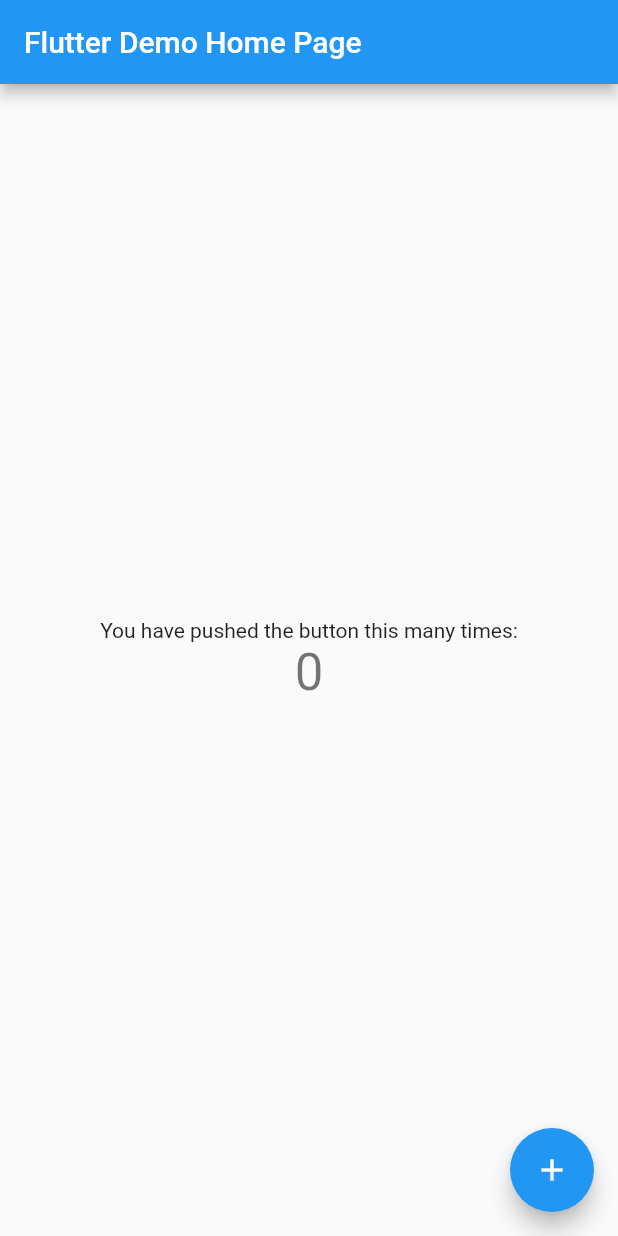
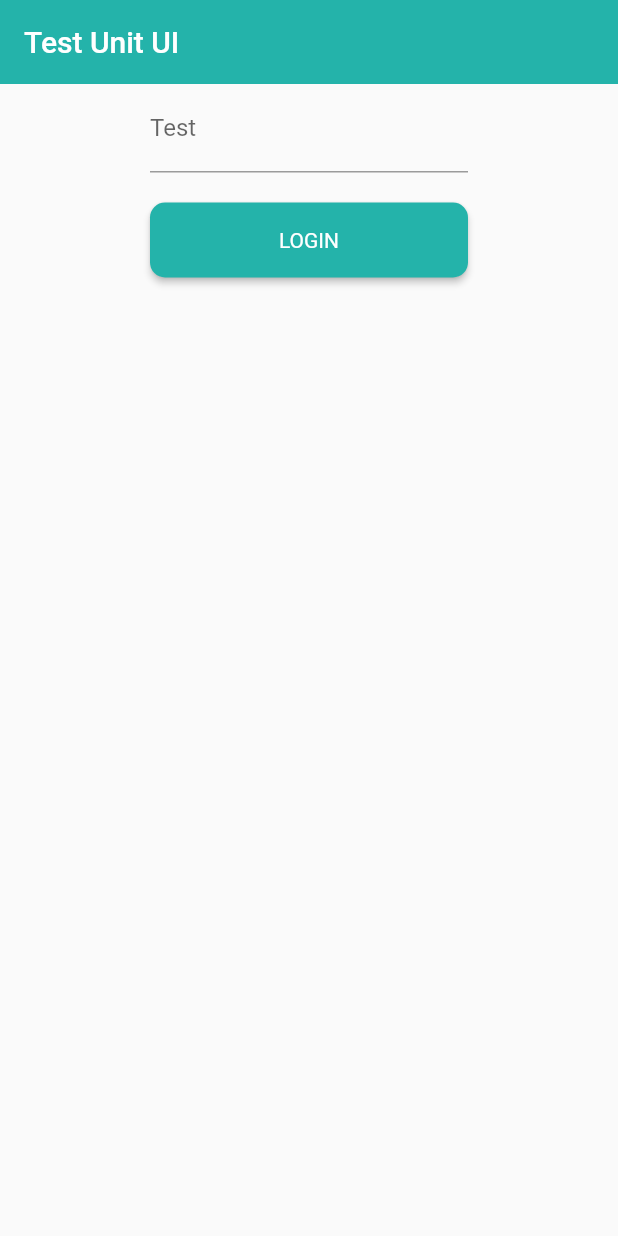
Before and after one commit to yogichandras/myfti-mobile, a Flutter app: the screen it shows after launch, on a phone screen of 412 x 824 dp. Run offline on Flutter 3.47's test engine with Material 2 defaults, Android fonts, the phone set to English and light mode, and no system bars.

Commit message:
chore: setup codebase & UI

```diff
--- a/lib/main.dart
+++ b/lib/main.dart
@@ -1,4 +1,7 @@
 import 'package:flutter/material.dart';
+import 'package:myfti/ui/custom_button_widget.dart';
+import 'package:myfti/ui/custom_input_field_widget.dart';
+import 'package:myfti/utils/colors.dart';
 
 void main() {
   runApp(const MyApp());
@@ -7,109 +10,74 @@
 class MyApp extends StatelessWidget {
   const MyApp({super.key});
 
-  // This widget is the root of your application.
   @override
   Widget build(BuildContext context) {
     return MaterialApp(
       title: 'Flutter Demo',
       theme: ThemeData(
-        // This is the theme of your application.
-        //
-        // Try running your application with "flutter run". You'll see the
-        // application has a blue toolbar. Then, without quitting the app, try
-        // changing the primarySwatch below to Colors.green and then invoke
-        // "hot reload" (press "r" in the console where you ran "flutter run",
-        // or simply save your changes to "hot reload" in a Flutter IDE).
-        // Notice that the counter didn't reset back to zero; the application
-        // is not restarted.
         primarySwatch: Colors.blue,
       ),
-      home: const MyHomePage(title: 'Flutter Demo Home Page'),
+      home: const Scaffold(body: TestUnitUI()),
     );
   }
 }
 
-class MyHomePage extends StatefulWidget {
-  const MyHomePage({super.key, required this.title});
-
-  // This widget is the home page of your application. It is stateful, meaning
-  // that it has a State object (defined below) that contains fields that affect
-  // how it looks.
-
-  // This class is the configuration for the state. It holds the values (in this
-  // case the title) provided by the parent (in this case the App widget) and
-  // used by the build method of the State. Fields in a Widget subclass are
-  // always marked "final".
-
-  final String title;
+class TestUnitUI extends StatefulWidget {
+  const TestUnitUI({super.key});
 
   @override
-  State<MyHomePage> createState() => _MyHomePageState();
+  State<TestUnitUI> createState() => _TestUnitUIState();
 }
 
-class _MyHomePageState extends State<MyHomePage> {
-  int _counter = 0;
-
-  void _incrementCounter() {
-    setState(() {
-      // This call to setState tells the Flutter framework that something has
-      // changed in this State, which causes it to rerun the build method below
-      // so that the display can reflect the updated values. If we changed
-      // _counter without calling setState(), then the build method would not be
-      // called again, and so nothing would appear to happen.
-      _counter++;
-    });
-  }
+class _TestUnitUIState extends State<TestUnitUI> {
+  final _formKey = GlobalKey<FormState>();
+  final TextEditingController _controller = TextEditingController();
 
   @override
   Widget build(BuildContext context) {
-    // This method is rerun every time setState is called, for instance as done
-    // by the _incrementCounter method above.
-    //
-    // The Flutter framework has been optimized to make rerunning build methods
-    // fast, so that you can just rebuild anything that needs updating rather
-    // than having to individually change instances of widgets.
     return Scaffold(
       appBar: AppBar(
-        // Here we take the value from the MyHomePage object that was created by
-        // the App.build method, and use it to set our appbar title.
-        title: Text(widget.title),
+        elevation: 0.0,
+        title: const Text(
+          'Test Unit UI',
+          style: TextStyle(
+            color: Colors.white,
+          ),
+        ),
+        backgroundColor: primaryColor,
       ),
       body: Center(
-        // Center is a layout widget. It takes a single child and positions it
-        // in the middle of the parent.
-        child: Column(
-          // Column is also a layout widget. It takes a list of children and
-          // arranges them vertically. By default, it sizes itself to fit its
-          // children horizontally, and tries to be as tall as its parent.
-          //
-          // Invoke "debug painting" (press "p" in the console, choose the
-          // "Toggle Debug Paint" action from the Flutter Inspector in Android
-          // Studio, or the "Toggle Debug Paint" command in Visual Studio Code)
-          // to see the wireframe for each widget.
-          //
-          // Column has various properties to control how it sizes itself and
-          // how it positions its children. Here we use mainAxisAlignment to
-          // center the children vertically; the main axis here is the vertical
-          // axis because Columns are vertical (the cross axis would be
-          // horizontal).
-          mainAxisAlignment: MainAxisAlignment.center,
-          children: <Widget>[
-            const Text(
-              'You have pushed the button this many times:',
+        child: Padding(
+          padding: const EdgeInsets.symmetric(horizontal: 100.0),
+          child: Form(
+            key: _formKey,
+            autovalidateMode: AutovalidateMode.onUserInteraction,
+            child: Column(
+              children: [
+                CustomTextFormFieldWidget(
+                    controller: _controller,
+                    labelText: "Test",
+                    validator: (value) {
+                      if (value == null || value.isEmpty) {
+                        return 'Please enter some text';
+                      }
+                      return null;
+                    }),
+                const SizedBox(height: 20.0),
+                CustomButtonWidget(
+                    text: "Login".toUpperCase(),
+                    onPressed: () {
+                      if (_formKey.currentState!.validate()) {
+                        ScaffoldMessenger.of(context).showSnackBar(
+                          const SnackBar(content: Text('Processing Data')),
+                        );
+                      }
+                    })
+              ],
             ),
-            Text(
-              '$_counter',
-              style: Theme.of(context).textTheme.headline4,
-            ),
-          ],
+          ),
         ),
       ),
-      floatingActionButton: FloatingActionButton(
-        onPressed: _incrementCounter,
-        tooltip: 'Increment',
-        child: const Icon(Icons.add),
-      ), // This trailing comma makes auto-formatting nicer for build methods.
     );
   }
 }
--- /dev/null
+++ b/lib/ui/custom_button_widget.dart
@@ -0,0 +1,29 @@
+import 'package:flutter/material.dart';
+import 'package:myfti/utils/colors.dart';
+
+class CustomButtonWidget extends StatelessWidget {
+  final String text;
+  final VoidCallback onPressed;
+
+  const CustomButtonWidget({
+    Key? key,
+    required this.text,
+    required this.onPressed,
+  }) : super(key: key);
+
+  @override
+  Widget build(BuildContext context) {
+    return ElevatedButton(
+      onPressed: onPressed,
+      style: ElevatedButton.styleFrom(
+          shape: RoundedRectangleBorder(
+            borderRadius: BorderRadius.circular(10.0),
+          ),
+          backgroundColor: primaryColor,
+          minimumSize: const Size.fromHeight(50.0)),
+      child: Text(text,
+          style: const TextStyle(
+              color: Colors.white, fontWeight: FontWeight.normal)),
+    );
+  }
+}
--- /dev/null
+++ b/lib/ui/custom_input_field_widget.dart
@@ -0,0 +1,51 @@
+import 'package:flutter/material.dart';
+
+class CustomTextFormFieldWidget extends StatelessWidget {
+  final String labelText;
+  final TextEditingController? controller;
+  final String? Function(String?)? validator;
+  final bool? obscureText;
+  final AutovalidateMode? autovalidateMode;
+
+  const CustomTextFormFieldWidget(
+      {super.key,
+      required this.labelText,
+      this.controller,
+      this.validator,
+      this.obscureText,
+      this.autovalidateMode});
+
+  @override
+  Widget build(BuildContext context) {
+    return TextFormField(
+        key: key,
+        autovalidateMode: autovalidateMode,
+        controller: controller,
+        obscureText: obscureText ?? false,
+        validator: validator,
+        decoration: InputDecoration(
+            focusColor: Colors.black,
+            errorBorder: const UnderlineInputBorder(
+              borderSide:
+                  BorderSide(color: Colors.red, style: BorderStyle.solid),
+            ),
+            border: const UnderlineInputBorder(),
+            label: Text(labelText),
+            focusedBorder: const UnderlineInputBorder(
+              borderSide: BorderSide(
+                  color: Color.fromARGB(255, 8, 5, 5),
+                  style: BorderStyle.solid),
+            ),
+            focusedErrorBorder: const UnderlineInputBorder(
+              borderSide:
+                  BorderSide(color: Colors.red, style: BorderStyle.solid),
+            ),
+            floatingLabelStyle:
+                MaterialStateTextStyle.resolveWith((Set<MaterialState> states) {
+              final Color color = states.contains(MaterialState.error)
+                  ? Theme.of(context).colorScheme.error
+                  : Colors.black;
+              return TextStyle(color: color, letterSpacing: 1.3);
+            })));
+  }
+}
--- /dev/null
+++ b/lib/utils/colors.dart
@@ -0,0 +1,7 @@
+import 'package:flutter/material.dart';
+
+Color primaryColor = const Color(0xFF24B3AA);
+Color secondaryColor = const Color(0xFF2D2D2D);
+Color tertiaryColor = const Color(0xFFD9D9D9);
+
+Color blue500 = const Color(0xFF0803FD);
```
Also changed, not shown: pubspec.yaml (+47 -48 lines), assets/images/fti-logo.png (added), assets/images/unibi-cover.png (added), assets/images/unibi-logo.png (added), pubspec.lock, 1 other file.
